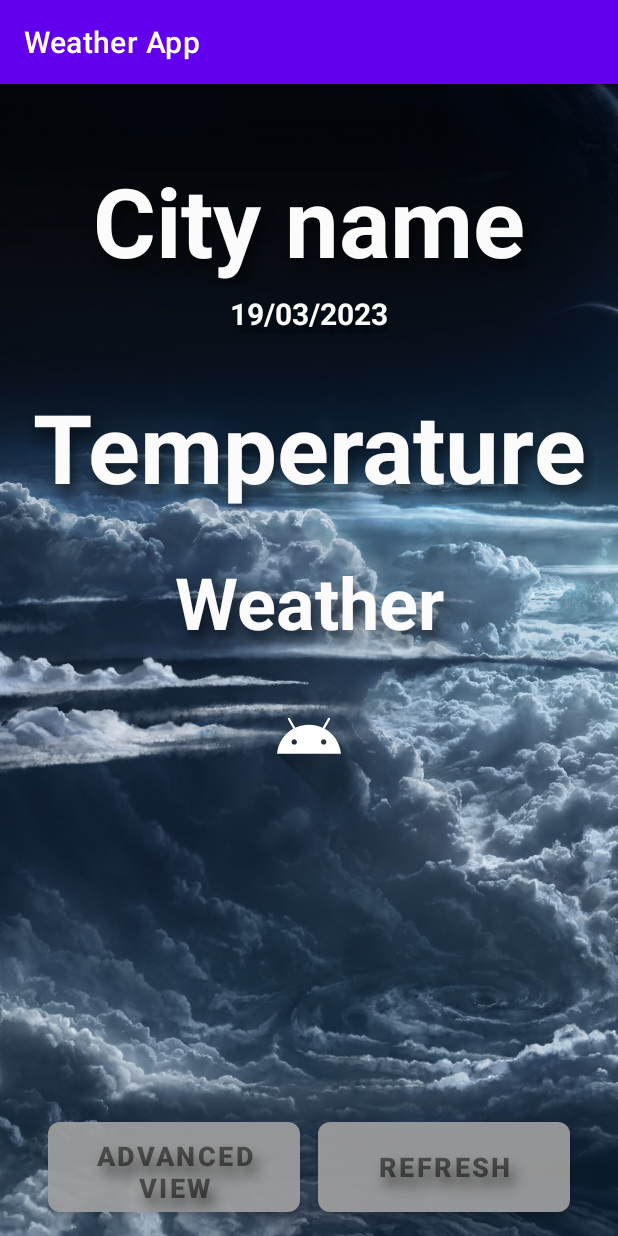
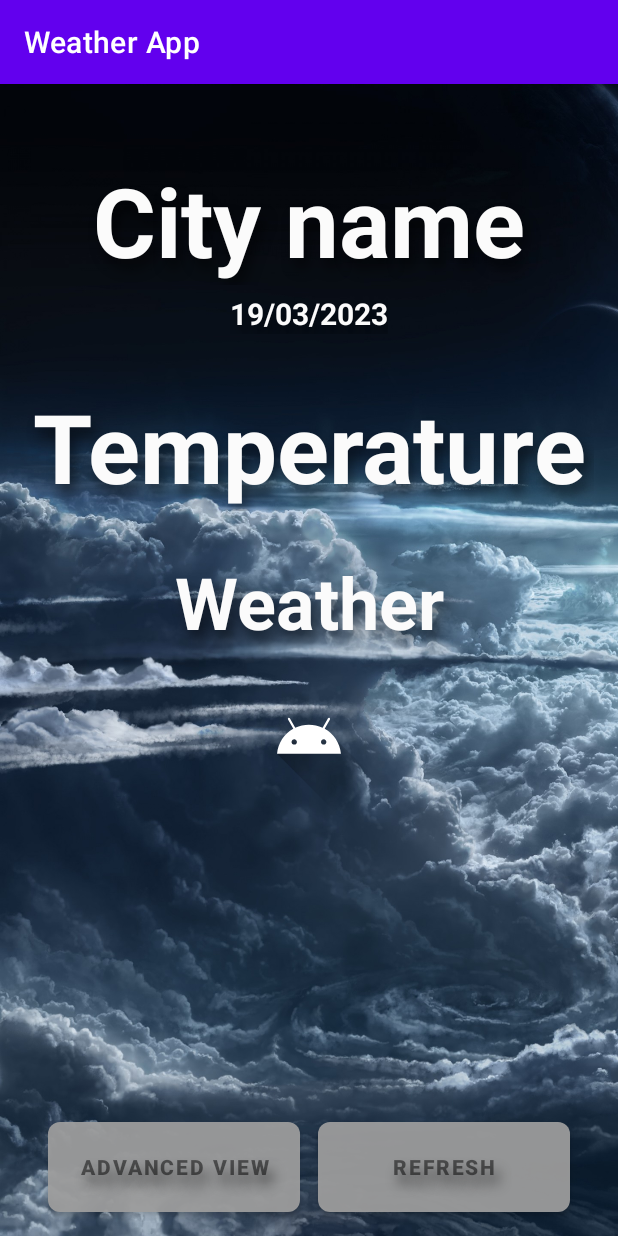
Before and after one commit to JikruKakru/Final-Weather-App, an Android app: the screen it shows after launch (MainActivity), on a phone screen of 412 x 824 dp. Run offline under Robolectric (Android 15) with nearby library versions, the phone set to English and light mode, and no system bars; our stand-ins replace Volley; network calls fail; pictures from the network do not load.

```diff
--- a/app/src/main/res/layout/activity_main.xml
+++ b/app/src/main/res/layout/activity_main.xml
@@ -115,7 +115,7 @@
         android:shadowRadius="10"
         android:text="@string/switch_to_advanced_view"
         android:textColor="@color/text_shadow"
-        android:textSize="18sp"
+        android:textSize="14sp"
         android:textStyle="bold"
         app:backgroundTint="@color/grey_font"
         app:layout_constraintBottom_toBottomOf="parent"
@@ -137,7 +137,7 @@
         android:shadowRadius="10"
         android:text="@string/refresh"
         android:textColor="@color/text_shadow"
-        android:textSize="18sp"
+        android:textSize="14sp"
         android:textStyle="bold"
         app:backgroundTint="@color/grey_font"
         app:layout_constraintBottom_toBottomOf="parent"
```
Also changed, not shown: 1 other file.
